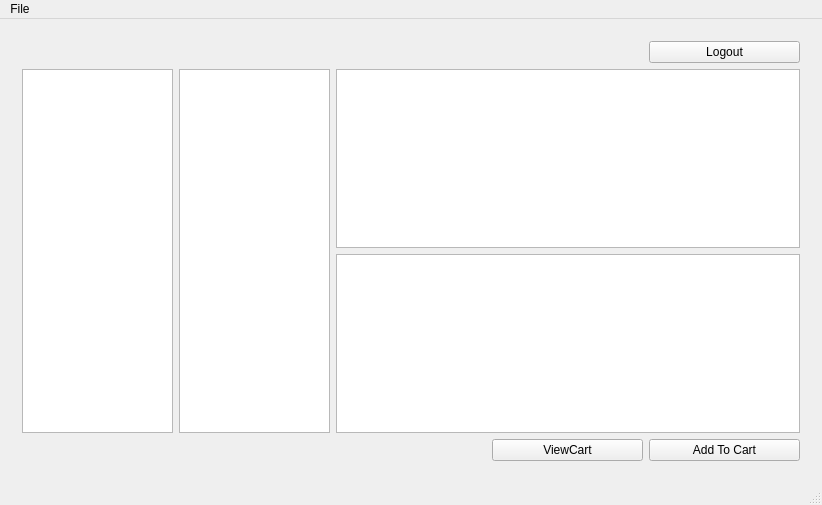
Above: client/mainwindow.ui from Davidj361/cuTPS before the change. Below: the same form after it.
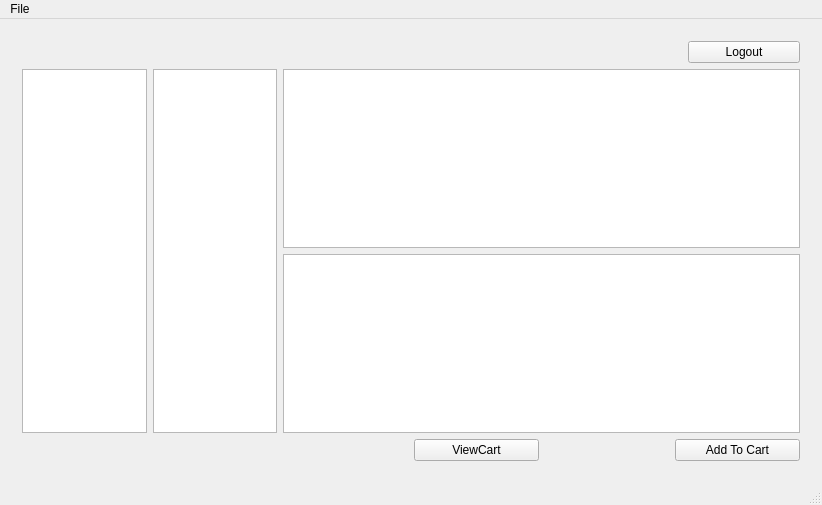
That is the form after the change. The open tabs and pages were chosen to show the change. Icons and pictures are not drawn.

Commit message: Cleared the localStorage when we clear the Shopping Cart

```diff
--- a/client/mainwindow.ui
+++ b/client/mainwindow.ui
@@ -283,81 +283,6 @@
         </sizepolicy>
        </property>
        <layout class="QGridLayout" name="gridLayout_7">
-        <item row="0" column="0" colspan="4">
-         <spacer name="horizontalSpacer">
-          <property name="orientation">
-           <enum>Qt::Horizontal</enum>
-          </property>
-          <property name="sizeType">
-           <enum>QSizePolicy::Expanding</enum>
-          </property>
-          <property name="sizeHint" stdset="0">
-           <size>
-            <width>700</width>
-            <height>20</height>
-           </size>
-          </property>
-         </spacer>
-        </item>
-        <item row="0" column="4">
-         <widget class="QPushButton" name="BtnLogout">
-          <property name="sizePolicy">
-           <sizepolicy hsizetype="Minimum" vsizetype="Minimum">
-            <horstretch>1</horstretch>
-            <verstretch>1</verstretch>
-           </sizepolicy>
-          </property>
-          <property name="styleSheet">
-           <string notr="true">color: black;</string>
-          </property>
-          <property name="text">
-           <string>Logout</string>
-          </property>
-         </widget>
-        </item>
-        <item row="1" column="0" rowspan="2">
-         <widget class="QListWidget" name="semesterList">
-          <property name="sizePolicy">
-           <sizepolicy hsizetype="Expanding" vsizetype="Expanding">
-            <horstretch>10</horstretch>
-            <verstretch>10</verstretch>
-           </sizepolicy>
-          </property>
-         </widget>
-        </item>
-        <item row="1" column="1" rowspan="2">
-         <widget class="QListWidget" name="courseList">
-          <property name="sizePolicy">
-           <sizepolicy hsizetype="Expanding" vsizetype="Expanding">
-            <horstretch>10</horstretch>
-            <verstretch>10</verstretch>
-           </sizepolicy>
-          </property>
-         </widget>
-        </item>
-        <item row="1" column="2" colspan="3">
-         <widget class="QListWidget" name="contentList">
-          <property name="sizePolicy">
-           <sizepolicy hsizetype="Expanding" vsizetype="Expanding">
-            <horstretch>10</horstretch>
-            <verstretch>10</verstretch>
-           </sizepolicy>
-          </property>
-         </widget>
-        </item>
-        <item row="2" column="2" colspan="3">
-         <widget class="QTextEdit" name="courseDescription">
-          <property name="sizePolicy">
-           <sizepolicy hsizetype="Expanding" vsizetype="Expanding">
-            <horstretch>10</horstretch>
-            <verstretch>10</verstretch>
-           </sizepolicy>
-          </property>
-          <property name="readOnly">
-           <bool>true</bool>
-          </property>
-         </widget>
-        </item>
         <item row="3" column="3">
          <widget class="QPushButton" name="btnViewCart">
           <property name="sizePolicy">
@@ -374,7 +299,7 @@
           </property>
          </widget>
         </item>
-        <item row="3" column="4">
+        <item row="3" column="5">
          <widget class="QPushButton" name="btnAddToCart">
           <property name="sizePolicy">
            <sizepolicy hsizetype="Minimum" vsizetype="Fixed">
@@ -390,6 +315,49 @@
           </property>
          </widget>
         </item>
+        <item row="1" column="0" rowspan="2">
+         <widget class="QListWidget" name="semesterList">
+          <property name="sizePolicy">
+           <sizepolicy hsizetype="Expanding" vsizetype="Expanding">
+            <horstretch>10</horstretch>
+            <verstretch>10</verstretch>
+           </sizepolicy>
+          </property>
+         </widget>
+        </item>
+        <item row="2" column="2" colspan="4">
+         <widget class="QTextEdit" name="courseDescription">
+          <property name="sizePolicy">
+           <sizepolicy hsizetype="Expanding" vsizetype="Expanding">
+            <horstretch>10</horstretch>
+            <verstretch>10</verstretch>
+           </sizepolicy>
+          </property>
+          <property name="readOnly">
+           <bool>true</bool>
+          </property>
+         </widget>
+        </item>
+        <item row="1" column="2" colspan="4">
+         <widget class="QListWidget" name="contentList">
+          <property name="sizePolicy">
+           <sizepolicy hsizetype="Expanding" vsizetype="Expanding">
+            <horstretch>10</horstretch>
+            <verstretch>10</verstretch>
+           </sizepolicy>
+          </property>
+         </widget>
+        </item>
+        <item row="1" column="1" rowspan="2">
+         <widget class="QListWidget" name="courseList">
+          <property name="sizePolicy">
+           <sizepolicy hsizetype="Expanding" vsizetype="Expanding">
+            <horstretch>10</horstretch>
+            <verstretch>10</verstretch>
+           </sizepolicy>
+          </property>
+         </widget>
+        </item>
         <item row="3" column="0" colspan="3">
          <spacer name="horizontalSpacer_5">
           <property name="orientation">
@@ -403,6 +371,49 @@
           </property>
          </spacer>
         </item>
+        <item row="0" column="5">
+         <layout class="QHBoxLayout" name="horizontalLayout_7">
+          <item>
+           <widget class="QLabel" name="shoppingCartCountIndicator">
+            <property name="text">
+             <string/>
+            </property>
+           </widget>
+          </item>
+          <item>
+           <widget class="QPushButton" name="BtnLogout">
+            <property name="sizePolicy">
+             <sizepolicy hsizetype="Minimum" vsizetype="Minimum">
+              <horstretch>1</horstretch>
+              <verstretch>1</verstretch>
+             </sizepolicy>
+            </property>
+            <property name="styleSheet">
+             <string notr="true">color: black;</string>
+            </property>
+            <property name="text">
+             <string>Logout</string>
+            </property>
+           </widget>
+          </item>
+         </layout>
+        </item>
+        <item row="0" column="0" colspan="5">
+         <spacer name="horizontalSpacer">
+          <property name="orientation">
+           <enum>Qt::Horizontal</enum>
+          </property>
+          <property name="sizeType">
+           <enum>QSizePolicy::Expanding</enum>
+          </property>
+          <property name="sizeHint" stdset="0">
+           <size>
+            <width>700</width>
+            <height>20</height>
+           </size>
+          </property>
+         </spacer>
+        </item>
        </layout>
        <zorder>BtnLogout</zorder>
        <zorder>courseDescription</zorder>
```
Left out of the diff: 5 changed lines with no effect on the pictures. The commit also changes 4 other files.
